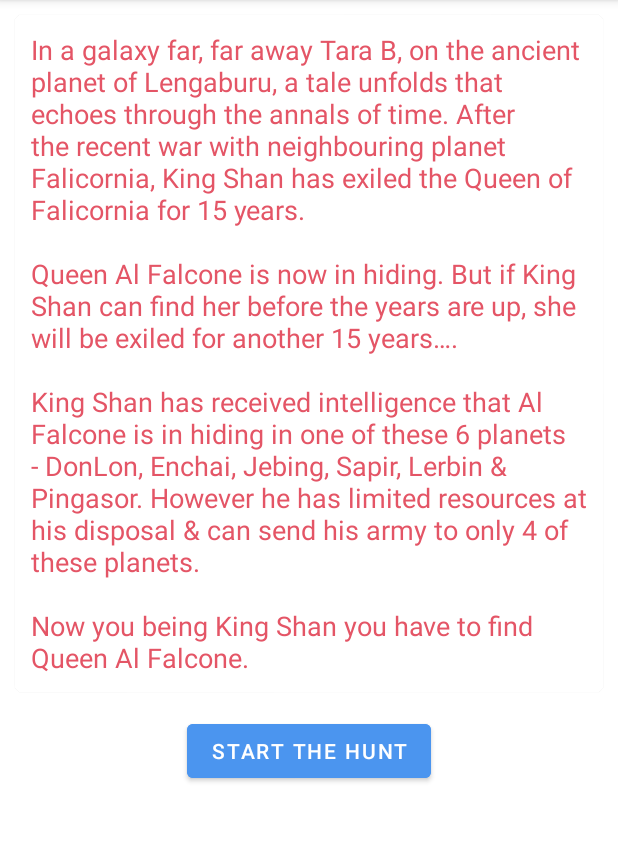
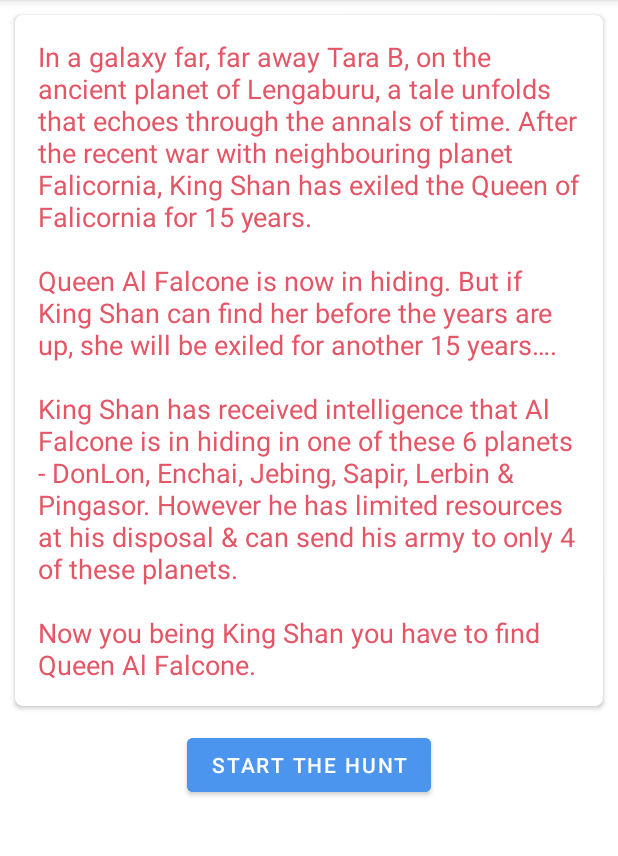
Before and after one commit to Sunil5545/FindingQueen, an Android app: the screen it shows after launch (MainActivity), on a phone screen of 412 x 824 dp, the part 84-940 px from its top. Run offline under Robolectric (Android 15) with nearby library versions, the phone set to English and light mode, and no system bars.

Commit message:
margin change to 10dp

```diff
--- a/app/src/main/res/layout/fragment_info.xml
+++ b/app/src/main/res/layout/fragment_info.xml
@@ -27,7 +27,7 @@
                 android:textColor="@color/red"
                 android:textSize="18sp"
                 android:textStyle="normal"
-                android:layout_margin="5dp"
+                android:layout_margin="10dp"
                 android:padding="5dp"
                 android:elevation="4dp"
                 />
```
